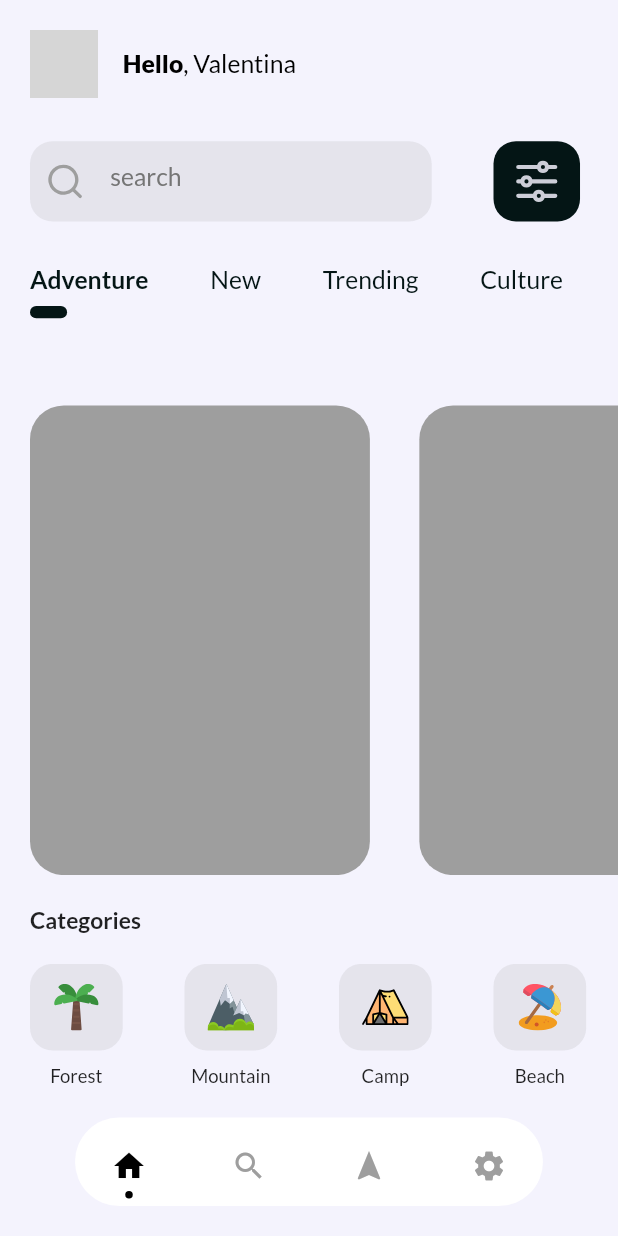
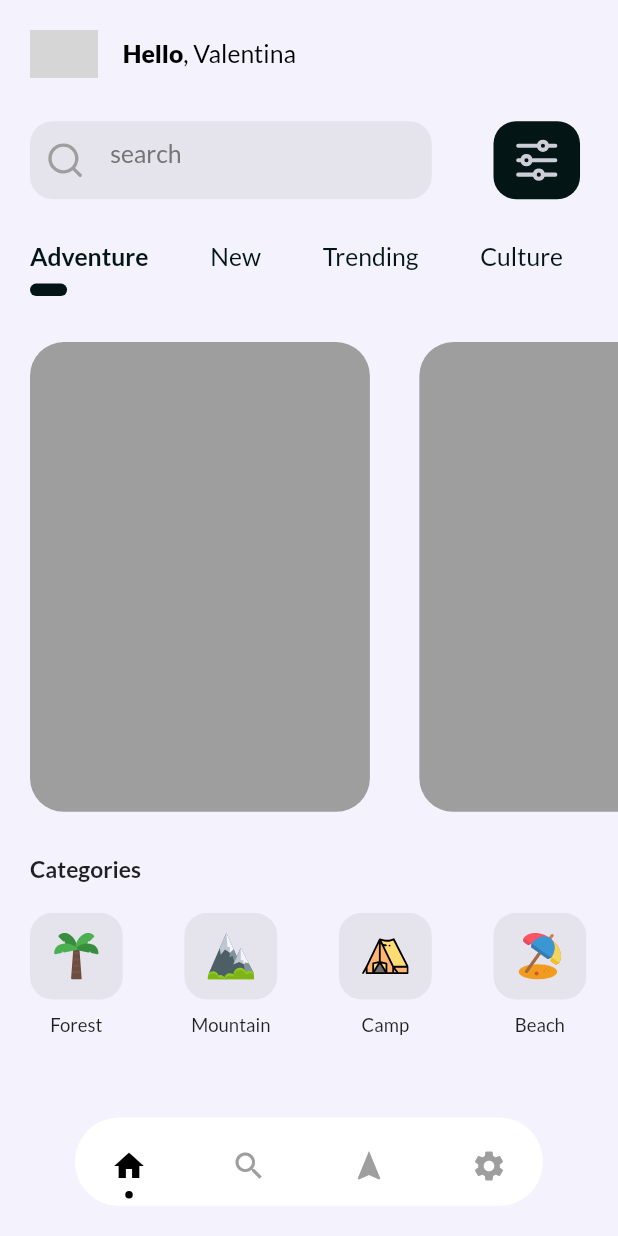
Before and after one commit to jxstxn1/Travel-App, a Flutter app: the HomeScreen screen opened directly, on a phone screen of 412 x 824 dp. Run offline on Flutter 3.47's test engine with Material 2 defaults, Android fonts, the phone set to English and light mode, and no system bars; drawn by our look-alikes of dot_navigation_bar; our stand-ins replace flutter_svg, google_fonts, shimmer_animation; grey boxes are pictures that could not be loaded.

Commit message:
Fixed Layout

```diff
--- a/travel/lib/screens/home_screen.dart
+++ b/travel/lib/screens/home_screen.dart
@@ -125,24 +125,32 @@ class _HomeScreenState extends State<HomeScreen> {
         },
         child: SafeArea(
           child: Column(
+            mainAxisSize: MainAxisSize.min,
+            mainAxisAlignment: MainAxisAlignment.start,
             crossAxisAlignment: CrossAxisAlignment.start,
             children: [
-              Padding(
+              Flexible(
+                child: Padding(
                   padding: EdgeInsets.fromLTRB(
                       kDefaultPadding, kDefaultPadding, kDefaultPadding, 0),
                   child: PictureWithText(),
                 ),
+              ),
               SizedBox(height: size.height * .035),
-              Padding(
+              Flexible(
+                child: Padding(
                   padding:
                       EdgeInsets.fromLTRB(kDefaultPadding, 0, kDefaultPadding, 0),
                   child: SearchWithButton(),
                 ),
+              ),
               SizedBox(height: size.height * .035),
-              Expanded(
+              Flexible(
                 child: Padding(
                   padding: EdgeInsets.fromLTRB(kDefaultPadding, 0, 0, 0),
-                  child: TopNavigationBar(),
+                  child: Container(
+                    height: size.height * .10,
+                      child: TopNavigationBar()),
                 ),
               ),
               SizedBox(height: size.height * .0175),
@@ -150,14 +158,16 @@ class _HomeScreenState extends State<HomeScreen> {
                 padding: EdgeInsets.fromLTRB(kDefaultPadding, 0, 0, 0),
                 child: tabSelector(),
               ),
-              SizedBox(height: size.height * .025),
-              Padding(
+              SizedBox(height: size.height * .035),
+              Flexible(
+                child: Padding(
                   padding: EdgeInsets.fromLTRB(kDefaultPadding, 0, 0, 0),
                   child: Text(
                     'Categories',
                     style: GoogleFonts.lato(
                       fontWeight: FontWeight.bold,
                       fontSize: size.height * .0185,
+                    ),
                   ),
                 ),
               ),
--- a/travel/lib/widgets/top_nav_bar.dart
+++ b/travel/lib/widgets/top_nav_bar.dart
@@ -29,6 +29,7 @@ class _TopNavigationBarState extends State<TopNavigationBar> {
   Widget textBuild(String text, bool selected, Size size, int index) {
     return Container(
       height: size.height * .15,
+      child: IntrinsicHeight(
         child: Column(
           mainAxisAlignment: MainAxisAlignment.start,
           crossAxisAlignment: CrossAxisAlignment.start,
@@ -70,6 +71,7 @@ class _TopNavigationBarState extends State<TopNavigationBar> {
                 : Container(height: size.height * .01),
           ],
         ),
+      ),
     );
   }
 
```
Lines whose indentation alone changed are shown as unchanged.
